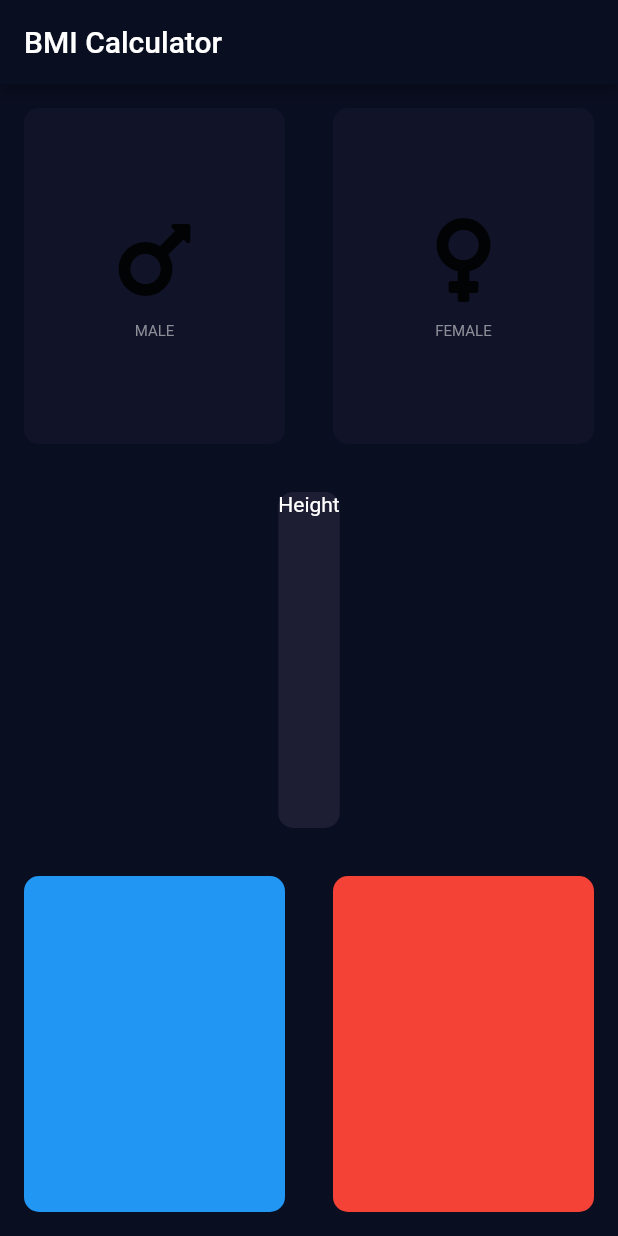
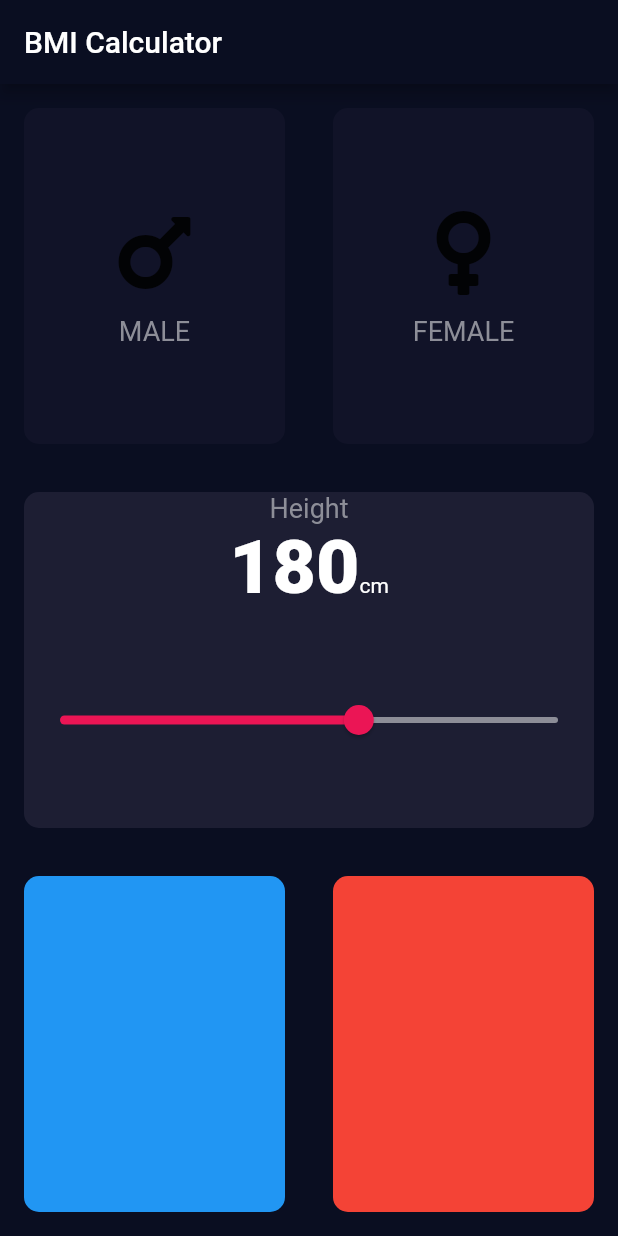
Before and after one commit to ElexandroTorres/BMI-Calculator, a Flutter app: the screen it shows after launch, on a phone screen of 412 x 824 dp. Run offline on Flutter 3.47's test engine with Material 2 defaults, Android fonts, the phone set to English and light mode, and no system bars; our stand-ins replace font_awesome_flutter.

```diff
--- a/lib/constants.dart
+++ b/lib/constants.dart
@@ -6,7 +6,7 @@ const kInactiveCardColor = Color(0xFF111328);
 const kBottomContainerColor = Color(0xFFEB1555);
 
 const kLabelTextStyle = TextStyle(
-  fontSize: 10.0,
+  fontSize: 18.0,
   color: Color(0xFF8D8E98),
 );
 
--- a/lib/input_screen.dart
+++ b/lib/input_screen.dart
@@ -15,6 +15,7 @@ class InputScreen extends StatefulWidget {
 class _InputScreenState extends State<InputScreen> {
   Color maleCardColor = kInactiveCardColor;
   Color femaleCardColor = kInactiveCardColor;
+  int height = 180;
 
   Gender? selectedGender;
 
@@ -25,6 +26,7 @@ class _InputScreenState extends State<InputScreen> {
         title: Text('BMI Calculator'),
       ),
       body: Column(
+        crossAxisAlignment: CrossAxisAlignment.stretch,
         children: [
           Expanded(
             child: Row(
@@ -69,8 +71,39 @@ class _InputScreenState extends State<InputScreen> {
             child: SimpleCard(
               cardColor: kActiveCardColor,
               cardChild: Column(
+                mainAxisAlignment: MainAxisAlignment.center,
                 children: [
-                  Text('Height'),
+                  Text(
+                    'Height',
+                    style: kLabelTextStyle,
+                  ),
+                  Row(
+                    textBaseline: TextBaseline.alphabetic,
+                    mainAxisAlignment: MainAxisAlignment.center,
+                    crossAxisAlignment: CrossAxisAlignment.baseline,
+                    children: [
+                      Text(
+                        height.toString(),
+                        style: kNumberTextStyle,
+                      ),
+                      Text('cm'),
+                    ],
+                  ),
+                  Expanded(
+                    child: Slider(
+                      value: height.toDouble(),
+                      min: 120.0,
+                      max: 220.0,
+                      //label: height.round().toString(),
+                      activeColor: Color(0xFFEB1555),
+                      inactiveColor: Color(0xFF8D8E98),
+                      onChanged: (double newHeight) {
+                        setState(() {
+                          height = newHeight.round();
+                        });
+                      },
+                    ),
+                  )
                 ],
               ),
             ),
```
